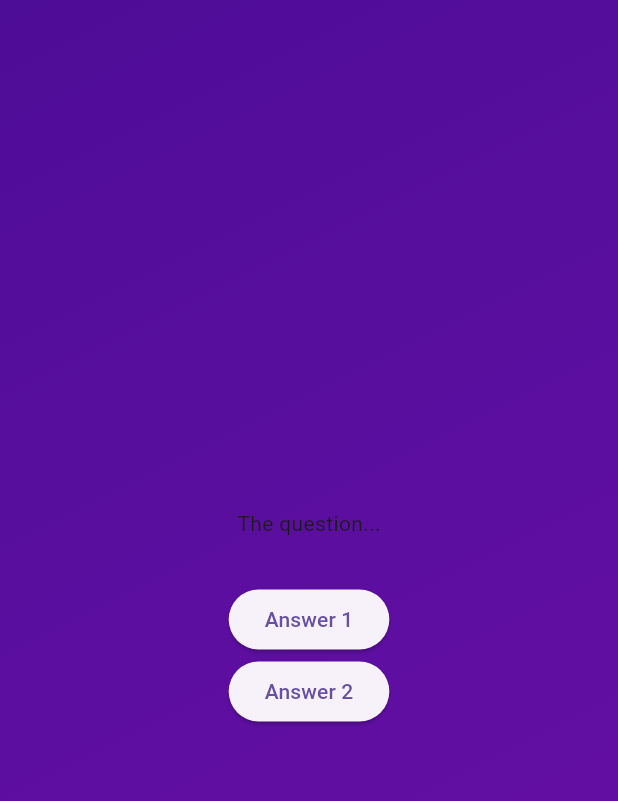
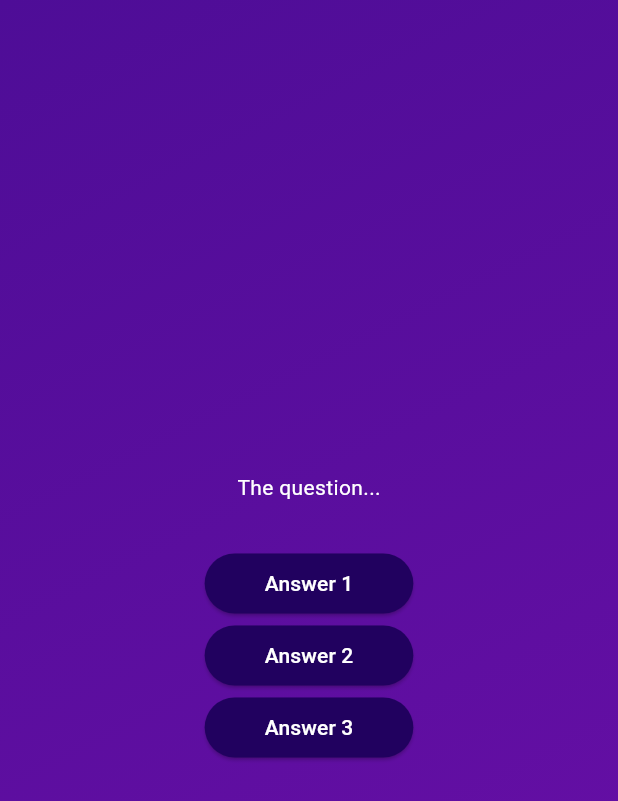
Before and after one commit to adala-wanyande/flutter-quiz-app, a Flutter app: the screen it shows after launch, after a tap on "Start Quiz", on a phone screen of 412 x 824 dp. Shown: the top 801 px of the screen. Run offline on Flutter 3.47's test engine with Material 3 defaults, Android fonts, the phone set to English and light mode, and no system bars.

Commit message:
feat: create a reusable, custom styled answer button

```diff
--- /dev/null
+++ b/lib/answer_button.dart
@@ -0,0 +1,30 @@
+import 'package:flutter/material.dart';
+
+class AnswerButton extends StatelessWidget {
+  const AnswerButton({
+    super.key,
+    required this.answerText,
+    required this.onTap,
+  });
+
+  final String answerText;
+  final void Function() onTap;
+
+  @override
+  Widget build(BuildContext context) {
+    return ElevatedButton(
+      onPressed: onTap,
+      style: ElevatedButton.styleFrom(
+          padding: const EdgeInsets.symmetric(
+            vertical: 10,
+            horizontal: 40,
+          ),
+          backgroundColor: const Color.fromARGB(255, 33, 1, 95),
+          foregroundColor: Colors.white,
+          shape: RoundedRectangleBorder(
+            borderRadius: BorderRadius.circular(40),
+          )),
+      child: Text(answerText),
+    );
+  }
+}
--- a/lib/questions_screen.dart
+++ b/lib/questions_screen.dart
@@ -1,4 +1,5 @@
 import 'package:flutter/material.dart';
+import 'package:quiz_app/answer_button.dart';
 
 class QuestionsScreen extends StatefulWidget {
   const QuestionsScreen({super.key});
@@ -17,13 +18,23 @@ class _QuestionsScreenState extends State<QuestionsScreen> {
         mainAxisAlignment: MainAxisAlignment.center,
         children: [
           Column(children: [
-            const Text('The question...'),
+            const Text(
+              'The question...',
+              style: TextStyle(color: Colors.white),
+            ),
             const SizedBox(height: 30),
-            ElevatedButton(onPressed: () {}, child: const Text('Answer 1')),
-            ElevatedButton(
-              onPressed: () {},
-              child: const Text('Answer 2'),
-            )
+            AnswerButton(
+              answerText: 'Answer 1',
+              onTap: () {},
+            ),
+            AnswerButton(
+              answerText: 'Answer 2',
+              onTap: () {},
+            ),
+            AnswerButton(
+              answerText: 'Answer 3',
+              onTap: () {},
+            ),
           ]),
         ],
       ),
```
